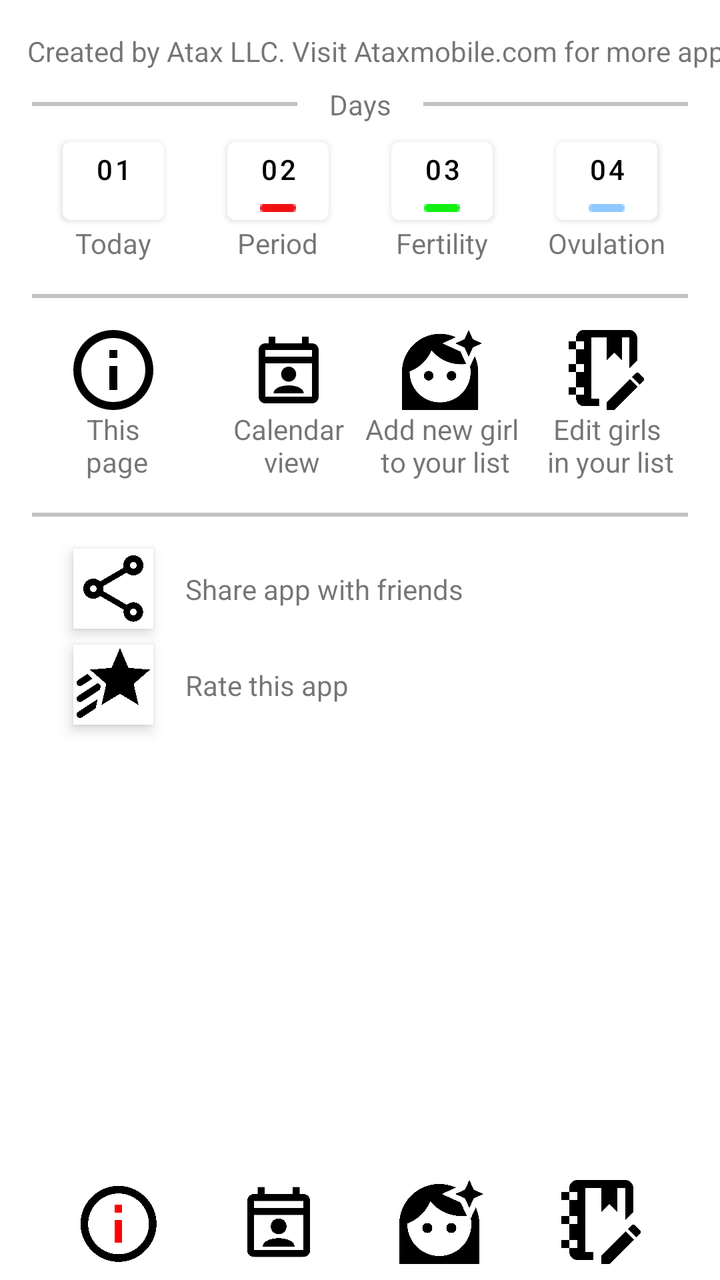
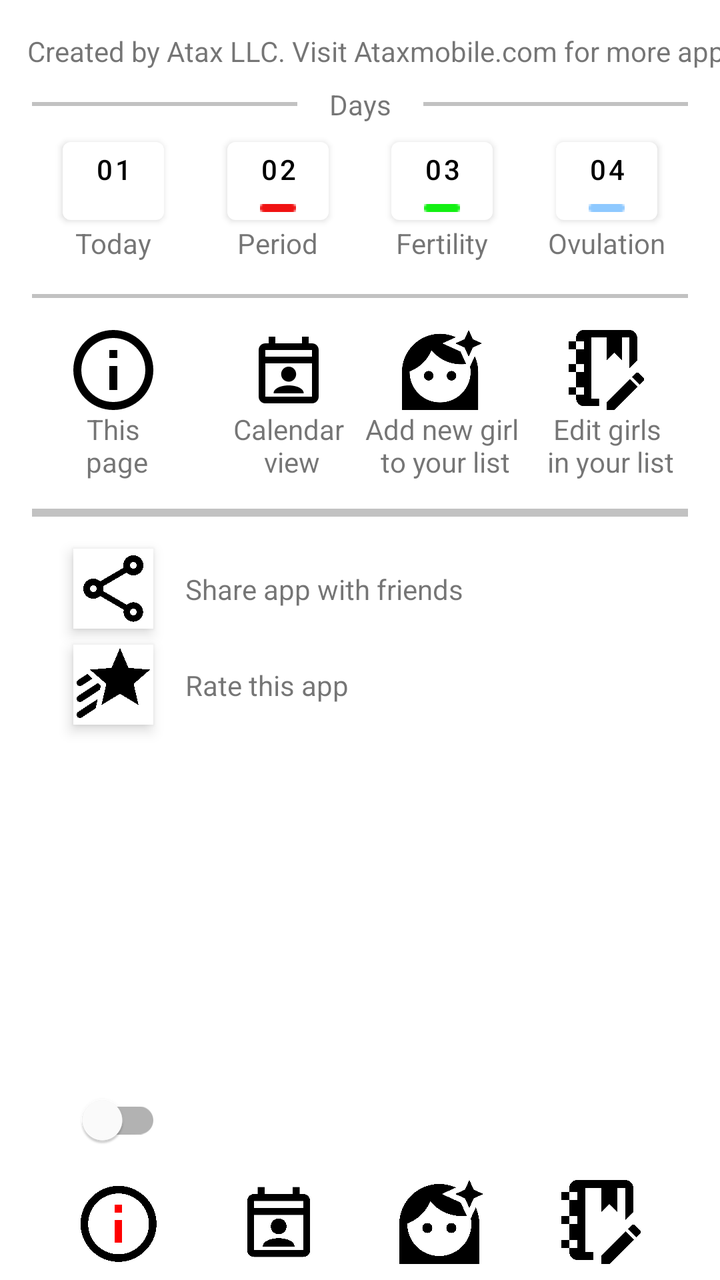

Screens rendered from an Android XML layout before and after an edit, with the pre-edit source and the edit as a unified diff.
<!-- AndroidManifest.xml: application theme Theme.MyGirls -->
<!-- res/layout/activity_info.xml -->
<?xml version="1.0" encoding="utf-8"?>
<androidx.constraintlayout.widget.ConstraintLayout xmlns:android="http://schemas.android.com/apk/res/android"
    xmlns:app="http://schemas.android.com/apk/res-auto"
    xmlns:tools="http://schemas.android.com/tools"
    android:id="@+id/CL1"
    android:layout_width="match_parent"
    android:layout_height="match_parent">

    <TextView
        android:id="@+id/TextView1"
        android:layout_width="wrap_content"
        android:layout_height="wrap_content"
        android:layout_marginLeft="16dp"
        android:layout_marginTop="16dp"
        android:text="@string/info_text"
        app:layout_constraintLeft_toLeftOf="parent"
        app:layout_constraintRight_toRightOf="parent"
        app:layout_constraintTop_toTopOf="parent" />

    <View
        android:id="@+id/view1l"
        android:layout_width="0dp"
        android:layout_height="2dp"
        android:layout_marginLeft="16dp"
        android:layout_marginTop="16dp"
        android:layout_marginRight="16dp"
        android:background="#c2c2c2"
        app:layout_constraintLeft_toLeftOf="parent"
        app:layout_constraintRight_toLeftOf="@+id/TextView2"
        app:layout_constraintTop_toBottomOf="@+id/TextView1" />

    <TextView
        android:id="@+id/TextView2"
        android:layout_width="wrap_content"
        android:layout_height="wrap_content"
        android:text="@string/infoDays"
        app:layout_constraintLeft_toRightOf="@+id/view1l"
        app:layout_constraintRight_toLeftOf="@+id/view1r"
        app:layout_constraintTop_toTopOf="@+id/view1l"
        app:layout_constraintBottom_toBottomOf="@+id/view1l" />

    <View
        android:id="@+id/view1r"
        android:layout_width="0dp"
        android:layout_height="2dp"
        android:layout_marginLeft="16dp"
        android:layout_marginTop="16dp"
        android:layout_marginRight="16dp"
        android:background="#c2c2c2"
        app:layout_constraintLeft_toRightOf="@+id/TextView2"
        app:layout_constraintRight_toRightOf="parent"
        app:layout_constraintTop_toBottomOf="@+id/TextView1"
        />

    <Button
        android:id="@+id/bc1_0"
        style="@style/CalendButton"
        android:layout_marginTop="16dp"
        android:clickable="false"
        android:drawableBottom="@drawable/shape_null_mark"
        android:drawablePadding="0dp"
        android:text="01"
        android:textColor="@android:color/black"
        app:backgroundTint="@color/white"
        app:layout_constraintLeft_toLeftOf="parent"
        app:layout_constraintRight_toLeftOf="@+id/bc1_1"
        app:layout_constraintTop_toBottomOf="@+id/view1l" />

    <TextView
        android:id="@+id/TDay"
        android:layout_width="wrap_content"
        android:layout_height="wrap_content"
        android:text="@string/infoTDay"
        app:layout_constraintLeft_toLeftOf="@+id/bc1_0"
        app:layout_constraintRight_toRightOf="@+id/bc1_0"
        app:layout_constraintTop_toBottomOf="@+id/bc1_0" />

    <Button
        android:id="@+id/bc1_1"
        style="@style/CalendButton"
        android:layout_marginTop="16dp"
        android:clickable="false"
        android:drawableBottom="@drawable/shape_md_mark"
        android:drawablePadding="0dp"
        android:text="02"
        android:textColor="@android:color/black"
        app:backgroundTint="@color/white"
        app:layout_constraintLeft_toRightOf="@+id/bc1_0"
        app:layout_constraintRight_toLeftOf="@+id/bc1_2"
        app:layout_constraintTop_toBottomOf="@+id/view1l" />

    <TextView
        android:id="@+id/PDay"
        android:layout_width="wrap_content"
        android:layout_height="wrap_content"
        android:text="@string/infoPDay"
        app:layout_constraintLeft_toLeftOf="@+id/bc1_1"
        app:layout_constraintRight_toRightOf="@+id/bc1_1"
        app:layout_constraintTop_toBottomOf="@+id/bc1_1" />

    <Button
        android:id="@+id/bc1_2"
        style="@style/CalendButton"
        android:layout_marginTop="16dp"
        android:clickable="false"
        android:drawableBottom="@drawable/shape_fert_mark"
        android:drawablePadding="0dp"
        android:text="03"
        android:textColor="@android:color/black"
        app:backgroundTint="@color/white"
        app:layout_constraintLeft_toRightOf="@+id/bc1_1"
        app:layout_constraintRight_toLeftOf="@+id/bc1_3"
        app:layout_constraintTop_toBottomOf="@+id/view1l" />

    <TextView
        android:id="@+id/FDay"
        android:layout_width="wrap_content"
        android:layout_height="wrap_content"
        android:text="@string/infoFDay"
        app:layout_constraintLeft_toLeftOf="@+id/bc1_2"
        app:layout_constraintRight_toRightOf="@+id/bc1_2"
        app:layout_constraintTop_toBottomOf="@+id/bc1_2" />

    <Button
        android:id="@+id/bc1_3"
        style="@style/CalendButton"
        android:layout_marginTop="16dp"
        android:clickable="false"
        android:drawableBottom="@drawable/shape_hm_mark"
        android:drawablePadding="0dp"
        android:text="04"
        android:textColor="@android:color/black"
        app:backgroundTint="@color/white"
        app:layout_constraintLeft_toRightOf="@+id/bc1_2"
        app:layout_constraintRight_toRightOf="parent"
        app:layout_constraintTop_toBottomOf="@+id/view1l" />

    <TextView
        android:id="@+id/ODay"
        android:layout_width="wrap_content"
        android:layout_height="wrap_content"
        android:text="@string/infoODay"
        app:layout_constraintLeft_toLeftOf="@+id/bc1_3"
        app:layout_constraintRight_toRightOf="@+id/bc1_3"
        app:layout_constraintTop_toBottomOf="@+id/bc1_3" />

    <View
        android:id="@+id/view2"
        android:layout_width="fill_parent"
        android:layout_height="2dp"
        android:layout_marginLeft="16dp"
        android:layout_marginTop="16dp"
        android:layout_marginRight="16dp"
        android:background="#c2c2c2"
        android:clickable="false"
        app:layout_constraintLeft_toLeftOf="parent"
        app:layout_constraintRight_toRightOf="parent"
        app:layout_constraintTop_toBottomOf="@+id/FDay" />

    <ImageView
        android:id="@+id/imgInfoInfo"
        android:layout_width="40dp"
        android:layout_height="40dp"
        android:layout_marginTop="16dp"
        android:src="@drawable/ic_v_info"
        app:layout_constraintRight_toRightOf="@+id/bc1_0"
        app:layout_constraintLeft_toLeftOf="@+id/bc1_0"
        app:layout_constraintTop_toBottomOf="@id/view2" />

    <TextView
        android:id="@+id/iInfo"
        android:layout_width="wrap_content"
        android:layout_height="wrap_content"
        android:gravity="center_horizontal"
        android:lines="2"
        android:maxLines="2"
        android:text="@string/infoIInfo"
        app:layout_constraintLeft_toLeftOf="@+id/imgInfoInfo"
        app:layout_constraintRight_toRightOf="@+id/imgInfoInfo"
        app:layout_constraintTop_toBottomOf="@+id/imgInfoInfo" />

    <ImageView
        android:id="@+id/imgInfoCalendar"
        android:layout_width="40dp"
        android:layout_height="40dp"
        android:layout_marginTop="16dp"
        android:src="@drawable/ic_v_calendar"
        app:layout_constraintEnd_toEndOf="@+id/bc1_1"
        app:layout_constraintLeft_toLeftOf="@id/bc1_1"
        app:layout_constraintRight_toRightOf="@id/bc1_1"
        app:layout_constraintTop_toBottomOf="@+id/view2" />

    <TextView
        android:id="@+id/iCalendar"
        android:layout_width="wrap_content"
        android:layout_height="wrap_content"
        android:gravity="center_horizontal"
        android:lines="2"
        android:maxLines="2"
        android:text="@string/infoICalendar"
        app:layout_constraintLeft_toLeftOf="@+id/imgInfoCalendar"
        app:layout_constraintRight_toRightOf="@+id/imgInfoCalendar"
        app:layout_constraintTop_toBottomOf="@+id/imgInfoCalendar" />

    <ImageView
        android:id="@+id/imgInfoAdd"
        android:layout_width="40dp"
        android:layout_height="40dp"
        android:layout_marginTop="16dp"
        android:src="@drawable/ic_v_add"
        app:layout_constraintLeft_toLeftOf="@+id/bc1_2"
        app:layout_constraintRight_toRightOf="@id/bc1_2"
        app:layout_constraintTop_toBottomOf="@+id/view2" />

    <TextView
        android:id="@+id/iAdd"
        android:layout_width="wrap_content"
        android:layout_height="wrap_content"
        android:gravity="center_horizontal"
        android:text="@string/infoIAdd"
        app:layout_constraintLeft_toLeftOf="@+id/imgInfoAdd"
        app:layout_constraintRight_toRightOf="@+id/imgInfoAdd"
        app:layout_constraintTop_toBottomOf="@+id/imgInfoAdd" />

    <ImageView
        android:id="@+id/imgInfoList"
        android:layout_width="40dp"
        android:layout_height="40dp"
        android:layout_marginTop="16dp"
        android:src="@drawable/ic_v_edit"
        app:layout_constraintLeft_toLeftOf="@id/bc1_3"
        app:layout_constraintRight_toRightOf="@id/bc1_3"
        app:layout_constraintTop_toBottomOf="@id/view2" />

    <TextView
        android:id="@+id/iList"
        android:layout_width="wrap_content"
        android:layout_height="wrap_content"
        android:gravity="center_horizontal"
        android:text="@string/infoIList"
        app:layout_constraintLeft_toLeftOf="@+id/imgInfoList"
        app:layout_constraintRight_toRightOf="@+id/imgInfoList"
        app:layout_constraintTop_toBottomOf="@+id/imgInfoList" />

    <View
        android:id="@+id/view3"
        android:layout_width="fill_parent"
        android:layout_height="2dp"
        android:layout_marginLeft="16dp"
        android:layout_marginTop="16dp"
        android:layout_marginRight="16dp"
        android:background="#c2c2c2"
        app:layout_constraintLeft_toLeftOf="parent"
        app:layout_constraintRight_toRightOf="parent"
        app:layout_constraintTop_toBottomOf="@+id/iAdd" />

    <ImageButton
        android:id="@+id/imgButtonShare"
        android:layout_width="40dp"
        android:layout_height="40dp"
        android:layout_marginTop="16dp"
        android:background="#FFFFFF"
        android:clickable="true"
        android:onClick="onButShareClick"
        android:scaleType="fitCenter"
        android:src="@drawable/ic_v_share"
        android:stateListAnimator="@null"
        android:translationZ="4dp"
        app:layout_constraintLeft_toLeftOf="@id/imgInfoInfo"
        app:layout_constraintRight_toRightOf="@id/imgInfoInfo"
        app:layout_constraintTop_toBottomOf="@id/view3" />

    <TextView
        android:id="@+id/iShare"
        android:layout_width="wrap_content"
        android:layout_height="wrap_content"
        android:layout_marginLeft="16dp"
        android:text="@string/infoIShare"
        app:layout_constraintBottom_toBottomOf="@+id/imgButtonShare"
        app:layout_constraintTop_toTopOf="@+id/imgButtonShare"
        app:layout_constraintLeft_toRightOf="@+id/imgButtonShare" />
    <ImageButton
        android:id="@+id/imgButtonRate"
        android:layout_width="40dp"
        android:layout_height="40dp"
        android:layout_marginTop="8dp"
        android:background="#FFFFFF"
        android:clickable="true"
        android:onClick="onButRateClick"
        android:scaleType="fitCenter"
        android:stateListAnimator="@null"
        android:translationZ="4dp"
        android:src="@drawable/ic_v_star_shooting"
        app:layout_constraintLeft_toLeftOf="@id/imgInfoInfo"
        app:layout_constraintRight_toRightOf="@id/imgInfoInfo"
        app:layout_constraintTop_toBottomOf="@id/imgButtonShare" />

    <TextView
        android:id="@+id/iRate"
        android:layout_width="wrap_content"
        android:layout_height="wrap_content"
        android:layout_marginLeft="16dp"
        android:text="@string/infoIRate"
        app:layout_constraintBottom_toBottomOf="@+id/imgButtonRate"
        app:layout_constraintTop_toTopOf="@+id/imgButtonRate"
        app:layout_constraintLeft_toRightOf="@+id/imgButtonRate" />

    <ImageView
        android:id="@+id/imgInfo"
        android:layout_width="40dp"
        android:layout_height="40dp"
        android:layout_marginBottom="8dp"
        android:onClick="onButBarClick"
        android:src="@drawable/ic_v_info_selected"
        app:layout_constraintBottom_toBottomOf="parent"
        app:layout_constraintLeft_toLeftOf="parent"
        app:layout_constraintRight_toLeftOf="@+id/imgCalendar" />

    <ImageView
        android:id="@+id/imgCalendar"
        android:layout_width="42dp"
        android:layout_height="42dp"
        android:layout_marginBottom="8dp"
        android:onClick="onButBarClick"
        android:src="@drawable/ic_v_calendar"
        app:layout_constraintBottom_toBottomOf="parent"
        app:layout_constraintLeft_toRightOf="@+id/imgInfo"
        app:layout_constraintRight_toLeftOf="@+id/imgAdd" />

    <ImageView
        android:id="@+id/imgAdd"
        android:layout_width="42dp"
        android:layout_height="42dp"
        android:layout_marginBottom="8dp"
        android:onClick="onButBarClick"
        android:src="@drawable/ic_v_add"
        app:layout_constraintBottom_toBottomOf="parent"
        app:layout_constraintLeft_toRightOf="@+id/imgCalendar"
        app:layout_constraintRight_toLeftOf="@+id/imgEdit" />

    <ImageView
        android:id="@+id/imgEdit"
        android:layout_width="40dp"
        android:layout_height="42dp"
        android:layout_marginBottom="8dp"
        android:onClick="onButBarClick"
        android:src="@drawable/ic_v_edit"
        app:layout_constraintBottom_toBottomOf="parent"
        app:layout_constraintLeft_toRightOf="@+id/imgAdd"
        app:layout_constraintRight_toRightOf="parent" />


</androidx.constraintlayout.widget.ConstraintLayout>
<!-- resources referenced by this layout -->
<resources>
  <color name="white">#FFFFFFFF</color>
  <!-- drawable ic_v_calendar (drawable) -->
  <vector android:height="21dp" android:viewportHeight="24"
      android:viewportWidth="24" android:width="21dp" xmlns:android="http://schemas.android.com/apk/res/android">
      <path android:fillColor="#FF000000" android:pathData="M19,4H18V2H16V4H8V2H6V4H5A2,2 0,0 0,3 6V20A2,2 0,0 0,5 22H19A2,2 0,0 0,21 20V6A2,2 0,0 0,19 4M19,20H5V10H19V20M19,8H5V6H19M12,11C14,11 15,13.42 13.59,14.84C12.17,16.26 9.75,15.25 9.75,13.25C9.75,12 10.75,11 12,11M16.5,18.88V19H7.5V18.88C7.5,17.63 9.5,16.63 12,16.63C14.5,16.63 16.5,17.63 16.5,18.88Z"/>
  </vector>
  <!-- drawable ic_v_edit (drawable) -->
  <vector xmlns:android="http://schemas.android.com/apk/res/android"
      android:width="20dp"
      android:height="21dp"
      android:viewportWidth="20"
      android:viewportHeight="21">
    <path
        android:pathData="M16.07,12.88L18.12,14.93L12.06,21H10V18.94L16.07,12.88ZM18.04,11.13C18.18,11.13 18.31,11.19 18.42,11.3L19.7,12.58C19.92,12.79 19.92,13.14 19.7,13.35L18.7,14.35L16.65,12.3L17.65,11.3C17.76,11.19 17.9,11.13 18.04,11.13ZM14,2V8L12,6L10,8V2H6V18H8V20H4C2.95,20 2,19.05 2,18V17H0V15H2V11H0V9H2V5H0V3H2V2C2,0.89 2.9,0 4,0H16C17.05,0 18,0.95 18,2V8L16,10V2H14ZM2,3V5H4V3H2ZM2,9V11H4V9H2ZM2,15V17H4V15H2Z"
        android:fillColor="#000000"/>
  </vector>
  <string name="infoDays">Days</string>
  <string name="infoFDay">Fertility</string>
  <string name="infoIAdd">Add new girl\n
                          to your list</string>
  <string name="infoICalendar">Calendar\n
                          view</string>
  <string name="infoIInfo">This\n
                          page</string>
  <string name="infoIList">Edit girls\n
                          in your list</string>
  <string name="infoIRate">Rate this app</string>
  <string name="infoIShare">Share app with friends</string>
  <string name="infoODay">Ovulation</string>
  <string name="infoPDay">Period</string>
  <string name="infoTDay">Today</string>
  <string name="info_text">Created by Atax LLC. Visit Ataxmobile.com for more app</string>
  <style name="CalendButton">
          <item name="android:layout_width">wrap_content</item>
          <item name="android:layout_height">wrap_content</item>
          <item name="android:minWidth">10dp</item>
          <item name="android:minHeight">0dp</item>
          <item name="android:insetTop">2dp</item>
          <item name="android:insetBottom">2dp</item>
      </style>
  <style name="Theme.MyGirls" parent="Theme.MaterialComponents.DayNight.DarkActionBar">
          
          <item name="colorPrimary">@color/purple_500</item>
          <item name="colorPrimaryVariant">@color/purple_700</item>
          <item name="colorOnPrimary">@color/white</item>
          
          <item name="colorSecondary">@color/teal_200</item>
          <item name="colorSecondaryVariant">@color/teal_700</item>
          <item name="colorOnSecondary">@color/black</item>
          
          <item name="android:statusBarColor" tools:targetApi="l">?attr/colorPrimaryVariant</item>
          
      </style>
  <color name="purple_500">#FF6200EE</color>
  <color name="purple_700">#FF3700B3</color>
  <color name="teal_200">#FF03DAC5</color>
  <color name="teal_700">#FF018786</color>
  <color name="black">#FF000000</color>
  <!-- unchanged entries left out for length: 9 -->
</resources>

<!-- the commit's change to res/layout/activity_info.xml (unified diff, before → after) -->
@@ -305,6 +305,20 @@
         app:layout_constraintTop_toTopOf="@+id/imgButtonRate"
         app:layout_constraintLeft_toRightOf="@+id/imgButtonRate" />
 
+    <androidx.appcompat.widget.SwitchCompat
+        android:id="@+id/switchTheme"
+        android:layout_width="wrap_content"
+        android:layout_height="wrap_content"
+        android:layout_marginBottom="8dp"
+        android:checked="false"
+        android:thumbTint="@color/switch_thumb_light"
+        android:trackTint="@color/switch_track_light"
+        app:thumbTintNight="@color/switch_thumb_dark"
+        app:trackTintNight="@color/switch_track_dark"
+        app:layout_constraintBottom_toTopOf="@+id/imgInfo"
+        app:layout_constraintLeft_toLeftOf="@id/imgButtonRate"
+        app:layout_constraintRight_toRightOf="@id/imgButtonRate" />
+
     <ImageView
         android:id="@+id/imgInfo"
         android:layout_width="40dp"
@@ -349,5 +363,15 @@
         app:layout_constraintLeft_toRightOf="@+id/imgAdd"
         app:layout_constraintRight_toRightOf="parent" />
 
+    <View
+        android:id="@+id/view4"
+        android:layout_width="0dp"
+        android:layout_height="2dp"
+        android:layout_marginLeft="16dp"
+        android:layout_marginRight="16dp"
+        android:background="#c2c2c2"
+        app:layout_constraintBottom_toTopOf="@+id/view3"
+        app:layout_constraintLeft_toLeftOf="parent"
+        app:layout_constraintRight_toRightOf="parent" />
 
 </androidx.constraintlayout.widget.ConstraintLayout>
<!-- resource entries referenced after the edit -->
@@ -1,5 +1,9 @@
 <!-- resources referenced by this layout -->
 <resources>
+  <color name="switch_thumb_dark">#FF888888</color>
+  <color name="switch_thumb_light">#FFFFFFFF</color>
+  <color name="switch_track_dark">#FF333333</color>
+  <color name="switch_track_light">#FFE0E0E0</color>
   <color name="white">#FFFFFFFF</color>
   <!-- drawable ic_v_calendar (drawable) -->
   <vector android:height="21dp" android:viewportHeight="24"
@@ -52,6 +56,8 @@
           
           <item name="android:statusBarColor" tools:targetApi="l">?attr/colorPrimaryVariant</item>
           
+          <item name="colorSwitchThumbNormal">@color/switch_thumb_light</item>
+          <item name="colorControlActivated">@color/purple_500</item>
       </style>
   <color name="purple_500">#FF6200EE</color>
   <color name="purple_700">#FF3700B3</color>
